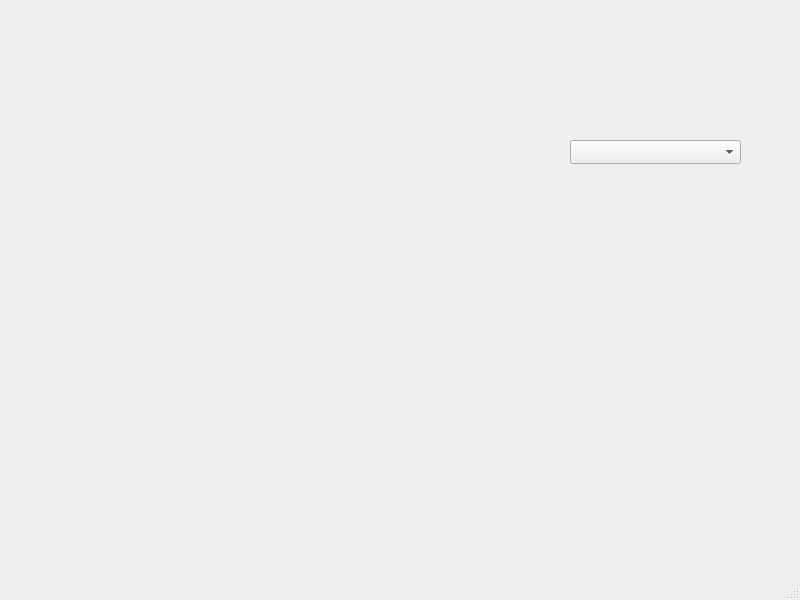
Qt form Code/Messenger/mainwindow.ui (szymonpolitowski/WAT_PRAP_Messenger) before a commit.
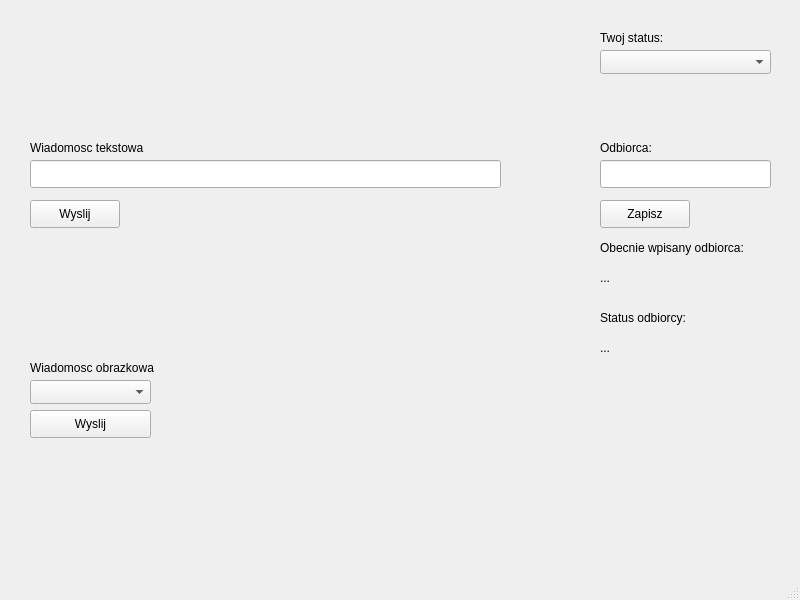
The same form after that commit.

Commit message: Utworzenie GUI aplikacji okienkowej.

Diff of the .ui file:
```diff
--- a/Code/Messenger/mainwindow.ui
+++ b/Code/Messenger/mainwindow.ui
@@ -17,13 +17,186 @@
    <widget class="QComboBox" name="comboBox_userStatusBox">
     <property name="geometry">
      <rect>
-      <x>570</x>
-      <y>140</y>
+      <x>600</x>
+      <y>50</y>
       <width>171</width>
       <height>24</height>
      </rect>
     </property>
    </widget>
+   <widget class="QLineEdit" name="lineEdit_message">
+    <property name="geometry">
+     <rect>
+      <x>30</x>
+      <y>160</y>
+      <width>471</width>
+      <height>28</height>
+     </rect>
+    </property>
+   </widget>
+   <widget class="QPushButton" name="pushButton_sendMessage">
+    <property name="geometry">
+     <rect>
+      <x>30</x>
+      <y>200</y>
+      <width>90</width>
+      <height>28</height>
+     </rect>
+    </property>
+    <property name="text">
+     <string>Wyslij</string>
+    </property>
+   </widget>
+   <widget class="QComboBox" name="comboBox_imageBox">
+    <property name="geometry">
+     <rect>
+      <x>30</x>
+      <y>380</y>
+      <width>121</width>
+      <height>24</height>
+     </rect>
+    </property>
+   </widget>
+   <widget class="QPushButton" name="pushButton_sendImage">
+    <property name="geometry">
+     <rect>
+      <x>30</x>
+      <y>410</y>
+      <width>121</width>
+      <height>28</height>
+     </rect>
+    </property>
+    <property name="text">
+     <string>Wyslij</string>
+    </property>
+   </widget>
+   <widget class="QLabel" name="label_textMessage">
+    <property name="geometry">
+     <rect>
+      <x>30</x>
+      <y>140</y>
+      <width>211</width>
+      <height>16</height>
+     </rect>
+    </property>
+    <property name="text">
+     <string>Wiadomosc tekstowa</string>
+    </property>
+   </widget>
+   <widget class="QLabel" name="label_imageMessage">
+    <property name="geometry">
+     <rect>
+      <x>30</x>
+      <y>360</y>
+      <width>211</width>
+      <height>16</height>
+     </rect>
+    </property>
+    <property name="text">
+     <string>Wiadomosc obrazkowa</string>
+    </property>
+   </widget>
+   <widget class="QLabel" name="label_userStatus">
+    <property name="geometry">
+     <rect>
+      <x>600</x>
+      <y>30</y>
+      <width>141</width>
+      <height>16</height>
+     </rect>
+    </property>
+    <property name="text">
+     <string>Twoj status:</string>
+    </property>
+   </widget>
+   <widget class="QLineEdit" name="lineEdit_reveiverAddress">
+    <property name="geometry">
+     <rect>
+      <x>600</x>
+      <y>160</y>
+      <width>171</width>
+      <height>28</height>
+     </rect>
+    </property>
+   </widget>
+   <widget class="QLabel" name="label_receiver">
+    <property name="geometry">
+     <rect>
+      <x>600</x>
+      <y>140</y>
+      <width>141</width>
+      <height>16</height>
+     </rect>
+    </property>
+    <property name="text">
+     <string>Odbiorca:</string>
+    </property>
+   </widget>
+   <widget class="QLabel" name="label_activeReceiver">
+    <property name="geometry">
+     <rect>
+      <x>600</x>
+      <y>270</y>
+      <width>58</width>
+      <height>16</height>
+     </rect>
+    </property>
+    <property name="text">
+     <string>...</string>
+    </property>
+   </widget>
+   <widget class="QPushButton" name="pushButton_setReceiver">
+    <property name="geometry">
+     <rect>
+      <x>600</x>
+      <y>200</y>
+      <width>90</width>
+      <height>28</height>
+     </rect>
+    </property>
+    <property name="text">
+     <string>Zapisz</string>
+    </property>
+   </widget>
+   <widget class="QLabel" name="label_receiver_2">
+    <property name="geometry">
+     <rect>
+      <x>600</x>
+      <y>240</y>
+      <width>191</width>
+      <height>16</height>
+     </rect>
+    </property>
+    <property name="text">
+     <string>Obecnie wpisany odbiorca:</string>
+    </property>
+   </widget>
+   <widget class="QLabel" name="label_receiverStatusLabel">
+    <property name="geometry">
+     <rect>
+      <x>600</x>
+      <y>310</y>
+      <width>141</width>
+      <height>16</height>
+     </rect>
+    </property>
+    <property name="text">
+     <string>Status odbiorcy:</string>
+    </property>
+   </widget>
+   <widget class="QLabel" name="label_receiverStatus">
+    <property name="geometry">
+     <rect>
+      <x>600</x>
+      <y>340</y>
+      <width>141</width>
+      <height>16</height>
+     </rect>
+    </property>
+    <property name="text">
+     <string>...</string>
+    </property>
+   </widget>
   </widget>
   <widget class="QMenuBar" name="menubar">
    <property name="geometry">
```
The commit also changes 1 other file.
